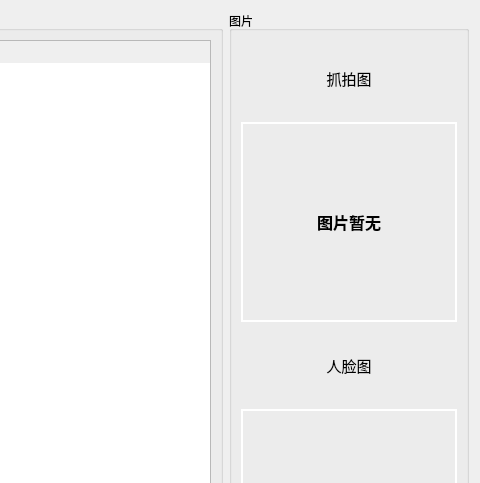
First picture: the form in HistoryView/historyview.ui, repository Flzjler/LaborEye, before the edit; both pictures show x 658 to 1138 and y 0 to 483 of the 1138 by 632 pixel window.
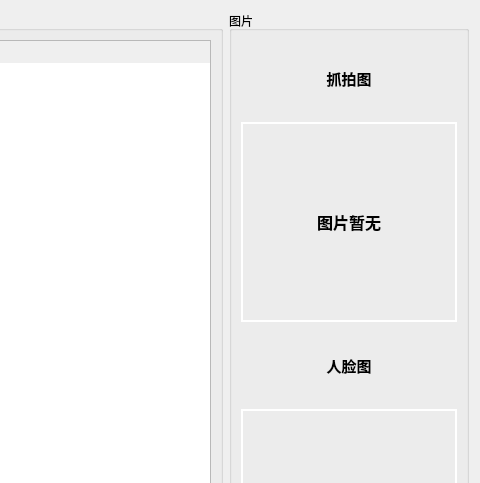
Second picture: the form after the edit.

Patch:
```diff
--- a/HistoryView/historyview.ui
+++ b/HistoryView/historyview.ui
@@ -568,6 +568,8 @@
            <font>
             <family>Arial</family>
             <pointsize>11</pointsize>
+            <weight>75</weight>
+            <bold>true</bold>
            </font>
           </property>
           <property name="text">
@@ -619,6 +621,8 @@
            <font>
             <family>Arial</family>
             <pointsize>11</pointsize>
+            <weight>75</weight>
+            <bold>true</bold>
            </font>
           </property>
           <property name="text">
```
